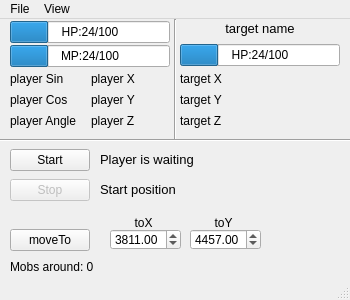
Qt form autoage.ui (Unknown0156/Autoage) before a commit.
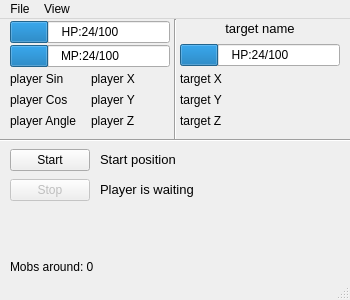
The same form after that commit.

What changed in the file:
```diff
--- a/autoage.ui
+++ b/autoage.ui
@@ -313,99 +313,12 @@
      </item>
     </layout>
    </widget>
-   <widget class="QLabel" name="label">
-    <property name="geometry">
-     <rect>
-      <x>120</x>
-      <y>197</y>
-      <width>47</width>
-      <height>14</height>
-     </rect>
-    </property>
-    <property name="text">
-     <string>toX</string>
-    </property>
-    <property name="alignment">
-     <set>Qt::AlignCenter</set>
-    </property>
-   </widget>
-   <widget class="QLabel" name="label_2">
-    <property name="geometry">
-     <rect>
-      <x>200</x>
-      <y>197</y>
-      <width>47</width>
-      <height>14</height>
-     </rect>
-    </property>
-    <property name="text">
-     <string>toY</string>
-    </property>
-    <property name="alignment">
-     <set>Qt::AlignCenter</set>
-    </property>
-   </widget>
-   <widget class="QPushButton" name="moveTo">
-    <property name="geometry">
-     <rect>
-      <x>10</x>
-      <y>210</y>
-      <width>80</width>
-      <height>22</height>
-     </rect>
-    </property>
-    <property name="text">
-     <string>moveTo</string>
-    </property>
-   </widget>
-   <widget class="QDoubleSpinBox" name="toX">
-    <property name="geometry">
-     <rect>
-      <x>110</x>
-      <y>210</y>
-      <width>71</width>
-      <height>21</height>
-     </rect>
-    </property>
-    <property name="font">
-     <font>
-      <pointsize>9</pointsize>
-     </font>
-    </property>
-    <property name="maximum">
-     <double>10000.000000000000000</double>
-    </property>
-    <property name="value">
-     <double>3811.000000000000000</double>
-    </property>
-   </widget>
-   <widget class="QDoubleSpinBox" name="toY">
-    <property name="geometry">
-     <rect>
-      <x>190</x>
-      <y>210</y>
-      <width>71</width>
-      <height>21</height>
-     </rect>
-    </property>
-    <property name="font">
-     <font>
-      <pointsize>9</pointsize>
-     </font>
-    </property>
-    <property name="maximum">
-     <double>10000.000000000000000</double>
-    </property>
-    <property name="value">
-     <double>4457.000000000000000</double>
-    </property>
-   </widget>
    <widget class="QLabel" name="pStatus">
     <property name="geometry">
      <rect>
       <x>100</x>
-      <y>130</y>
-      <width>160</width>
+      <y>160</y>
+      <width>121</width>
       <height>20</height>
      </rect>
     </property>
@@ -422,7 +335,7 @@
     <property name="geometry">
      <rect>
       <x>100</x>
-      <y>160</y>
+      <y>130</y>
       <width>241</width>
       <height>20</height>
      </rect>
```
